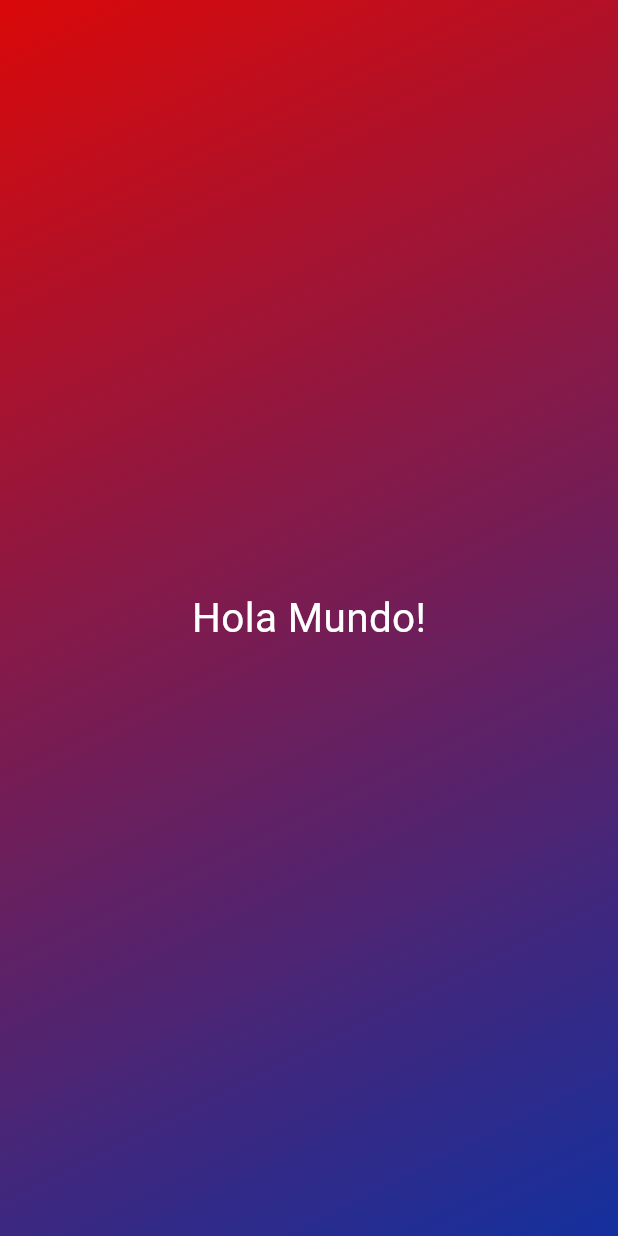
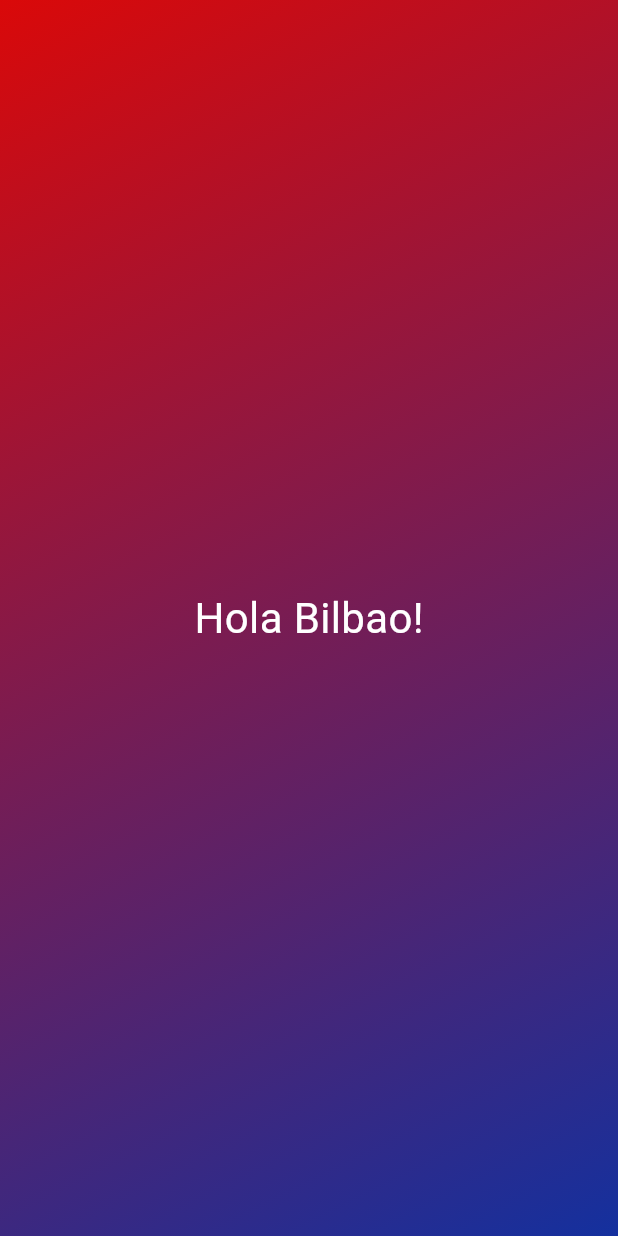
Before and after one commit to ibarretxe/Flutter-2024-Course-00-Intro, a Flutter app: the screen it shows after launch, on a phone screen of 412 x 824 dp. Run offline on Flutter 3.47's test engine with Material 3 defaults, Android fonts, the phone set to English and light mode, and no system bars.

Commit message:
Variable Alignment

```diff
--- a/lib/gradient_container.dart
+++ b/lib/gradient_container.dart
@@ -1,6 +1,11 @@
 import 'package:flutter/material.dart';
 import 'package:first_app/styled_text.dart';
+
+const startAlignment = Alignment.topLeft;
+const endAlignment = Alignment.bottomRight;
 class GradientContainer extends StatelessWidget {
+  const GradientContainer({super.key});
+
   @override
   Widget build(context) {
   return Container(
@@ -10,12 +15,12 @@ class GradientContainer extends StatelessWidget {
                 Color.fromARGB(255, 218, 9, 9),
                 Color.fromARGB(255, 20, 48, 158)
               ],
-              begin: Alignment.topLeft,
-              end: Alignment.bottomRight,
+              begin: startAlignment,
+              end: endAlignment,
             ),
           ),
-          child: Center(
-            child: StyledText(),
+          child: const Center(
+            child: StyledText('Hola Bilbao!'),
           ),
         );
     }
--- a/lib/styled_text.dart
+++ b/lib/styled_text.dart
@@ -1,11 +1,15 @@
 import 'package:flutter/material.dart';
+class StyledText extends StatelessWidget {
+  const StyledText(this.texto, {super.key});
+  final String texto;
 
-class StyledText extends StatelessWidget {
-  @override
+ @override
   Widget build(context) {
-  return const Text(
-              'Hola Mundo!',
-              style: TextStyle(color: Colors.white, fontSize: 27),
+  return Text(
+              texto,
+              style: const TextStyle(
+                color: Colors.white,
+                fontSize: 28),
             );
   }
 }
```
